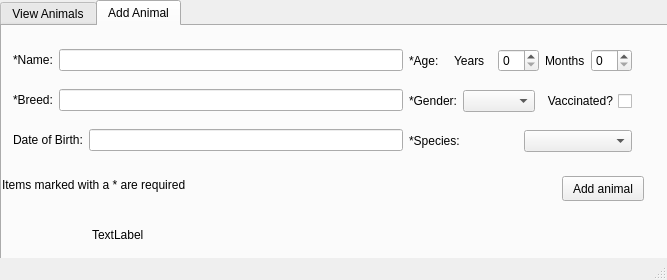
First picture: the form in CUACS/cuacsview.ui, repository davidNguyenCU/3004cuACS, before the edit.
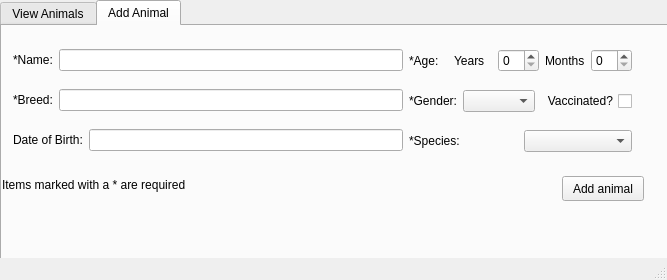
Second picture: the form after the edit. The open tabs and pages were chosen to show the change.

Commit message: Fixed the display for the age of the animal

What changed in the file:
```diff
--- a/CUACS/cuacsview.ui
+++ b/CUACS/cuacsview.ui
@@ -290,19 +290,6 @@
        </item>
       </layout>
      </widget>
-     <widget class="QLabel" name="test">
-      <property name="geometry">
-       <rect>
-        <x>90</x>
-        <y>200</y>
-        <width>64</width>
-        <height>17</height>
-       </rect>
-      </property>
-      <property name="text">
-       <string>TextLabel</string>
-      </property>
-     </widget>
     </widget>
    </widget>
   </widget>
```
Left out of the diff: 2 changed lines with no effect on the pictures. The commit also changes 2 other files.
